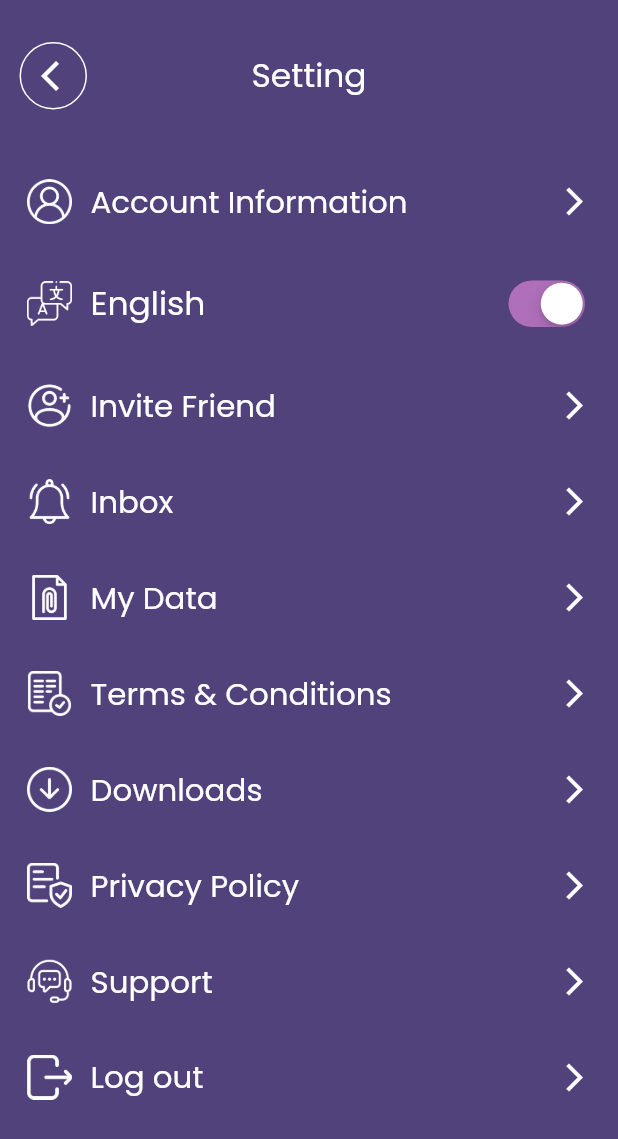
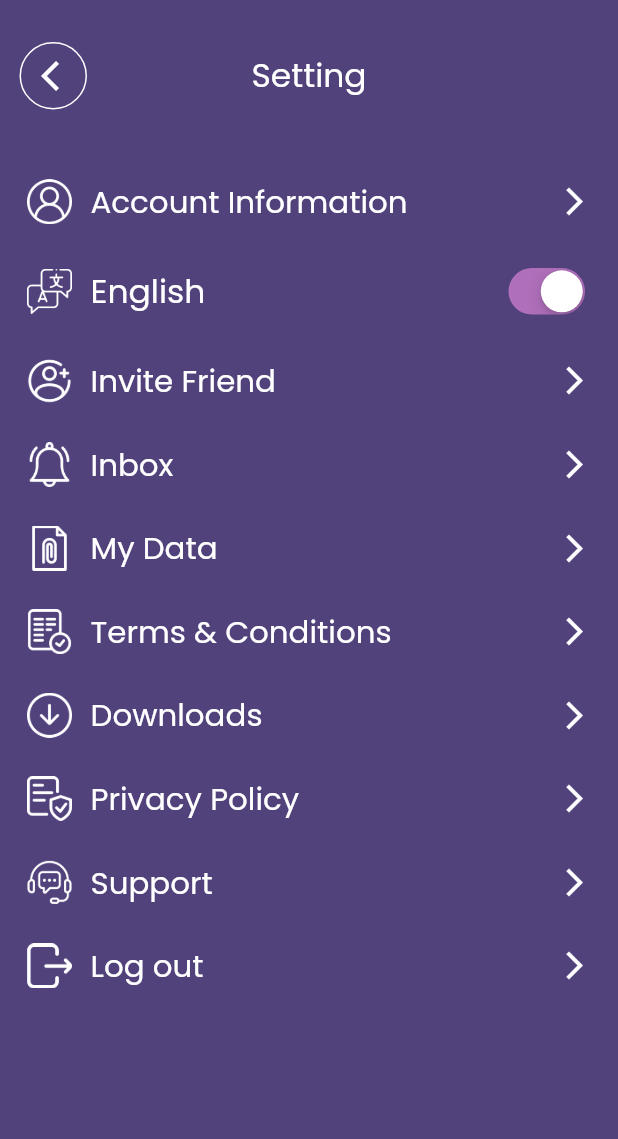
Before and after one commit to drashti-kahodariya/Meditation_app, a Flutter app: the SettingScreen screen opened by its route, on a phone screen of 412 x 824 dp. Shown: the top 1139 px of the screen. Run offline on Flutter 3.47's test engine with Material 2 defaults, Android fonts, the phone set to English and light mode, and no system bars; our stand-ins replace audio_video_progress_bar, cached_network_image, firebase_auth, firebase_core, flutter_easyloading, flutter_otp_text_field and 15 more; missing offline and left inert: file_saver, in_app_purchase_android, in_app_purchase_storekit, the_apple_sign_in; accounts and stored records are empty; network calls fail.

Commit message:
Minor bug fixes

```diff
--- a/lib/Controllers/explore_controller.dart
+++ b/lib/Controllers/explore_controller.dart
@@ -26,6 +26,7 @@ class ExploreController extends GetxController {
   }
 
   getExploreCourseData(String id) async {
+    exploreCourseList.clear();
     final getExploreCourseResponse =
         await exploreRepository.exploreCourseApiCall(id);
     exploreCourseList.addAll(getExploreCourseResponse.exploreCourseList!);
--- a/lib/Controllers/home_controller.dart
+++ b/lib/Controllers/home_controller.dart
@@ -50,7 +50,7 @@ class HomeController extends GetxController {
 
   addInRecent(EpisodeData episode) {
     var tempRecentList = [].obs;
-    tempRecentList.addAll(GetStorage().read(AppPreferencesHelper.recent));
+    tempRecentList.addAll(GetStorage().read(AppPreferencesHelper.recent) ?? []);
     tempRecentList.add(episode.toJson());
 
     GetStorage().write(AppPreferencesHelper.recent, tempRecentList);
--- a/lib/Screens/Explore/featured_screen.dart
+++ b/lib/Screens/Explore/featured_screen.dart
@@ -30,6 +30,7 @@ class _FeaturedScreenState extends State<FeaturedScreen> {
 
   @override
   void didChangeDependencies() {
+    print("ok");
     exploreController.getFeaturedData(
         {"categoryId": widget.id, "page": page.value, "limit": 10});
     exploreController.getExploreCourseData(widget.id);
@@ -105,7 +106,7 @@ class _FeaturedScreenState extends State<FeaturedScreen> {
             Padding(
               padding: const EdgeInsets.only(left: 18.0),
               child: Container(
-                height: 22.h,
+                height: 23.h,
                 width: 100.w,
                 child: LazyLoadScrollView(
                   onEndOfPage: () {
--- a/lib/Screens/Explore/music_play_screen.dart
+++ b/lib/Screens/Explore/music_play_screen.dart
@@ -88,6 +88,8 @@ class _MusicPlayScreenState extends State<MusicPlayScreen>
                 child: Column(
                   crossAxisAlignment: CrossAxisAlignment.center,
                   children: [
+                    Row(
+                      children: [
                         Align(
                           alignment: Alignment.centerLeft,
                           child: GestureDetector(
@@ -107,6 +109,9 @@ class _MusicPlayScreenState extends State<MusicPlayScreen>
                               )),
                             ),
                           ),
+                        ),
+                        Image.asset(Assets.assetsDownload)
+                      ],
                     ),
                     SizedBox(
                       height: 12.h,
--- a/lib/Screens/Settings/profile_screen.dart
+++ b/lib/Screens/Settings/profile_screen.dart
@@ -2,6 +2,7 @@ import 'package:flutter/cupertino.dart';
 import 'package:flutter/material.dart';
 import 'package:get/get.dart';
 import 'package:meditation_app/Controllers/authentication_controller.dart';
+import 'package:meditation_app/Controllers/home_controller.dart';
 import 'package:meditation_app/Routes/routes.dart';
 import 'package:meditation_app/Utils/constant.dart';
 import 'package:meditation_app/Utils/custom_widget.dart';
@@ -18,6 +19,8 @@ class ProfileScreen extends StatefulWidget {
 
 class _ProfileScreenState extends State<ProfileScreen> {
   var authController = Get.put(AuthenticationController());
+  var homeController = Get.put(HomeController());
+
 
   @override
   void initState() {
@@ -151,7 +154,7 @@ class _ProfileScreenState extends State<ProfileScreen> {
                       mainAxisAlignment: MainAxisAlignment.center,
                       crossAxisAlignment: CrossAxisAlignment.start,
                       children: [
-                        CustomWidget.text("2 Sessions", fontSize: 12),
+                        CustomWidget.text("${homeController.recentList.length} Sessions", fontSize: 12),
                         CustomWidget.text(S.of(context).sessionsCompleted,
                             fontSize: 10,
                             color: AppColor.whiteColor.withOpacity(0.5)),
--- a/lib/Screens/Settings/settings_screen.dart
+++ b/lib/Screens/Settings/settings_screen.dart
@@ -3,6 +3,7 @@ import 'package:flutter/material.dart';
 import 'package:get/get.dart';
 import 'package:get_storage/get_storage.dart';
 import 'package:meditation_app/Controllers/authentication_controller.dart';
+import 'package:meditation_app/Controllers/home_controller.dart';
 import 'package:meditation_app/Utils/constant.dart';
 import 'package:meditation_app/Utils/custom_widget.dart';
 import 'package:meditation_app/generated/assets.dart';
@@ -20,6 +21,7 @@ class SettingScreen extends StatefulWidget {
 
 class _SettingScreenState extends State<SettingScreen> {
   var authController = Get.put(AuthenticationController());
+
   var isEnglish = true.obs;
 
   @override
@@ -27,6 +29,7 @@ class _SettingScreenState extends State<SettingScreen> {
     if (GetStorage().read(AppPreferencesHelper.language) != null) {
       isEnglish.value = GetStorage().read(AppPreferencesHelper.language);
     }
+
     super.initState();
   }
 
@@ -47,7 +50,7 @@ class _SettingScreenState extends State<SettingScreen> {
                       Get.toNamed(Routes.editProfileScreen);
                     }),
                 SizedBox(
-                  height: 4.h,
+                  height: 3.h,
                 ),
                 Obx(() {
                   return Row(
@@ -82,7 +85,7 @@ class _SettingScreenState extends State<SettingScreen> {
                   );
                 }),
                 SizedBox(
-                  height: 4.h,
+                  height: 3.h,
                 ),
                 customSettingTile(
                     icon: Assets.assetsInvite,
@@ -91,7 +94,7 @@ class _SettingScreenState extends State<SettingScreen> {
                       Get.toNamed(Routes.inviteFriendsScreen);
                     }),
                 SizedBox(
-                  height: 4.h,
+                  height: 3.h,
                 ),
                 customSettingTile(
                     icon: Assets.assetsNotification,
@@ -100,7 +103,7 @@ class _SettingScreenState extends State<SettingScreen> {
                       Get.toNamed(Routes.notificationScreen);
                     }),
                 SizedBox(
-                  height: 4.h,
+                  height: 3.h,
                 ),
                 customSettingTile(
                     icon: Assets.assetsMyData,
@@ -109,7 +112,7 @@ class _SettingScreenState extends State<SettingScreen> {
                       Get.toNamed(Routes.supportScreen, arguments: "My Data");
                     }),
                 SizedBox(
-                  height: 4.h,
+                  height: 3.h,
                 ),
                 customSettingTile(
                     icon: Assets.assetsTermsCondition,
@@ -119,7 +122,7 @@ class _SettingScreenState extends State<SettingScreen> {
                           arguments: "Terms & Conditions");
                     }),
                 SizedBox(
-                  height: 4.h,
+                  height: 3.h,
                 ),
                 customSettingTile(
                     icon: Assets.assetsDownload,
@@ -128,7 +131,7 @@ class _SettingScreenState extends State<SettingScreen> {
                       Get.toNamed(Routes.downloadsScreen);
                     }),
                 SizedBox(
-                  height: 4.h,
+                  height: 3.h,
                 ),
                 customSettingTile(
                     icon: Assets.assetsPrivacyPolicy,
@@ -138,7 +141,7 @@ class _SettingScreenState extends State<SettingScreen> {
                           arguments: "Privacy Policy");
                     }),
                 SizedBox(
-                  height: 4.h,
+                  height: 3.h,
                 ),
                 customSettingTile(
                     icon: Assets.assetsSupport,
@@ -147,7 +150,7 @@ class _SettingScreenState extends State<SettingScreen> {
                       Get.toNamed(Routes.supportScreen, arguments: "Support");
                     }),
                 SizedBox(
-                  height: 4.h,
+                  height: 3.h,
                 ),
                 customSettingTile(
                     icon: Assets.assetsLogout,
--- a/lib/Screens/Settings/support_screen.dart
+++ b/lib/Screens/Settings/support_screen.dart
@@ -34,7 +34,7 @@ class _SupportScreenState extends State<SupportScreen> {
   @override
   Widget build(BuildContext context) {
     return WebView(
-      initialUrl: url,
+      initialUrl: "https://flutter.dev/",
     );
   }
 }
--- a/pubspec.yaml
+++ b/pubspec.yaml
@@ -41,7 +41,7 @@ dependencies:
   google_sign_in: ^5.4.0
   the_apple_sign_in: ^1.1.1
   persistent_bottom_nav_bar:
-  webview_flutter: ^3.0.4
+  webview_flutter: ^3.0.1
   cached_network_image: ^3.2.1
   just_audio: ^0.9.28
   audio_video_progress_bar: ^0.10.0
```
Also changed, not shown: lib/Screens/dashboard.dart (+6 -3 lines), 2 other files. Lines whose indentation alone changed are shown as unchanged.
